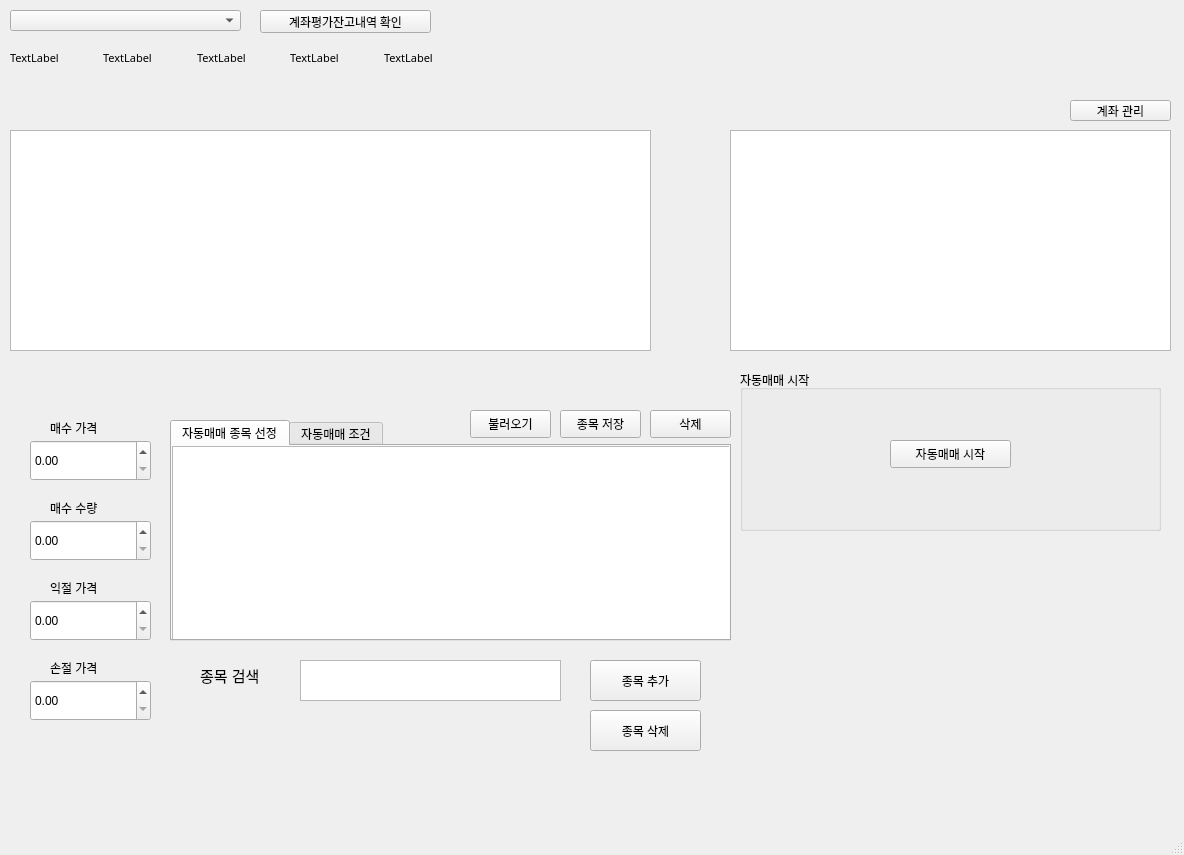
This is TRADER.ui in jh2404/quant2trade as Qt 5 draws it before an edit. The edited form follows.
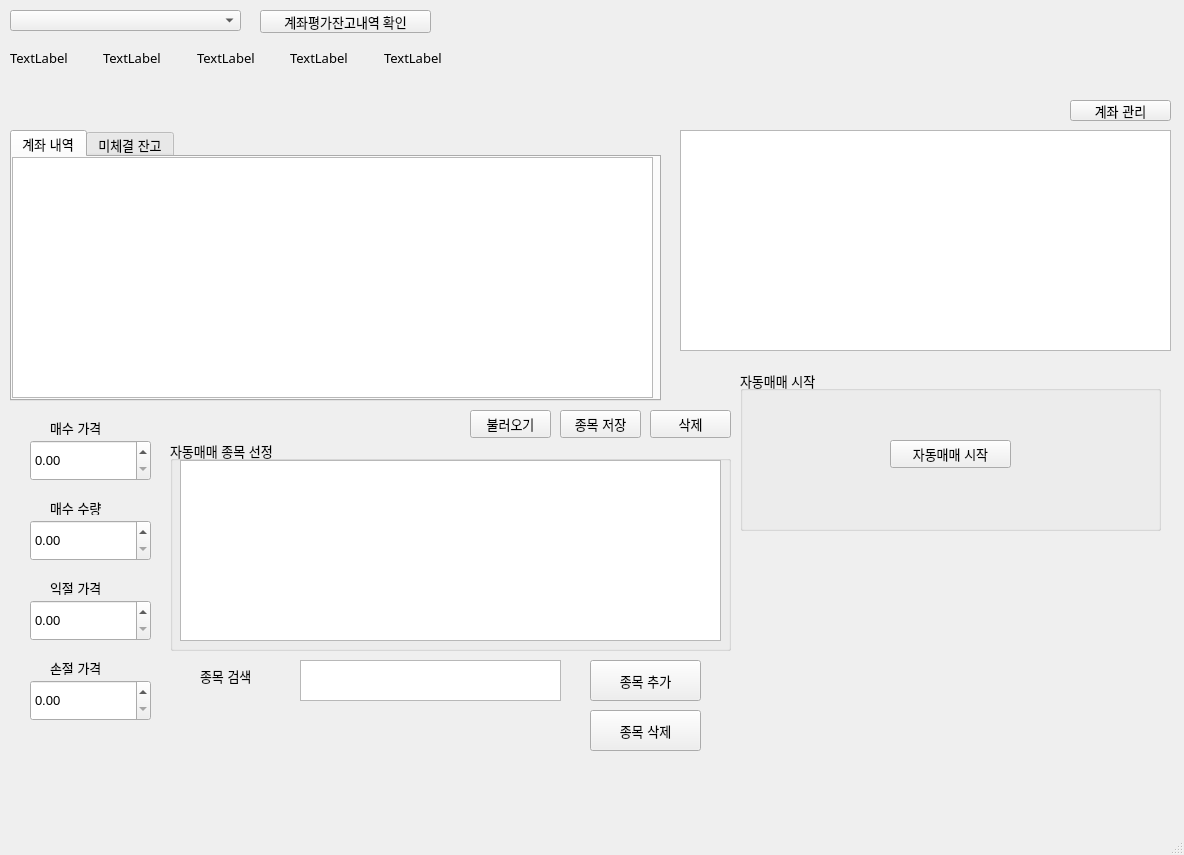
This is the edited form.

Commit message: 매매코드 완성

```diff
--- a/TRADER.ui
+++ b/TRADER.ui
@@ -48,35 +48,13 @@
     <property name="font">
      <font>
       <family>Sans Serif Collection</family>
-      <pointsize>9</pointsize>
+      <pointsize>10</pointsize>
      </font>
     </property>
     <property name="text">
      <string>계좌평가잔고내역 확인</string>
     </property>
    </widget>
-   <widget class="QTableWidget" name="stocklistTableWidget_2">
-    <property name="geometry">
-     <rect>
-      <x>10</x>
-      <y>130</y>
-      <width>641</width>
-      <height>221</height>
-     </rect>
-    </property>
-    <property name="maximumSize">
-     <size>
-      <width>16777211</width>
-      <height>16777215</height>
-     </size>
-    </property>
-    <property name="font">
-     <font>
-      <family>Sans Serif Collection</family>
-      <pointsize>8</pointsize>
-     </font>
-    </property>
-   </widget>
    <widget class="QWidget" name="gridLayoutWidget">
     <property name="geometry">
      <rect>
@@ -89,7 +67,7 @@
     <property name="font">
      <font>
       <family>Sans Serif Collection</family>
-      <pointsize>8</pointsize>
+      <pointsize>10</pointsize>
      </font>
     </property>
     <layout class="QGridLayout" name="gridLayout">
@@ -98,7 +76,7 @@
        <property name="font">
         <font>
          <family>Sans Serif Collection</family>
-         <pointsize>8</pointsize>
+         <pointsize>10</pointsize>
         </font>
        </property>
        <property name="text">
@@ -111,7 +89,7 @@
        <property name="font">
         <font>
          <family>Sans Serif Collection</family>
-         <pointsize>8</pointsize>
+         <pointsize>10</pointsize>
         </font>
        </property>
        <property name="text">
@@ -124,7 +102,7 @@
        <property name="font">
         <font>
          <family>Sans Serif Collection</family>
-         <pointsize>8</pointsize>
+         <pointsize>10</pointsize>
         </font>
        </property>
        <property name="text">
@@ -137,7 +115,7 @@
        <property name="font">
         <font>
          <family>Sans Serif Collection</family>
-         <pointsize>8</pointsize>
+         <pointsize>10</pointsize>
         </font>
        </property>
        <property name="text">
@@ -150,7 +128,7 @@
        <property name="font">
         <font>
          <family>Sans Serif Collection</family>
-         <pointsize>8</pointsize>
+         <pointsize>10</pointsize>
         </font>
        </property>
        <property name="text">
@@ -236,7 +214,7 @@
     </property>
     <property name="font">
      <font>
-      <pointsize>9</pointsize>
+      <pointsize>10</pointsize>
      </font>
     </property>
     <property name="text">
@@ -246,55 +224,17 @@
    <widget class="QTableWidget" name="Danger_wd">
     <property name="geometry">
      <rect>
-      <x>730</x>
+      <x>680</x>
       <y>130</y>
-      <width>441</width>
+      <width>491</width>
       <height>221</height>
      </rect>
     </property>
-   </widget>
-   <widget class="QTabWidget" name="tabWidget">
-    <property name="geometry">
-     <rect>
-      <x>170</x>
-      <y>420</y>
-      <width>561</width>
-      <height>221</height>
-     </rect>
+    <property name="font">
+     <font>
+      <pointsize>10</pointsize>
+     </font>
     </property>
-    <property name="currentIndex">
-     <number>0</number>
-    </property>
-    <widget class="QWidget" name="tab">
-     <attribute name="title">
-      <string>자동매매 종목 선정</string>
-     </attribute>
-     <widget class="QTableWidget" name="buylast">
-      <property name="geometry">
-       <rect>
-        <x>0</x>
-        <y>0</y>
-        <width>561</width>
-        <height>201</height>
-       </rect>
-      </property>
-     </widget>
-    </widget>
-    <widget class="QWidget" name="tab_2">
-     <attribute name="title">
-      <string>자동매매 조건</string>
-     </attribute>
-     <widget class="QTableWidget" name="tableWidget_2">
-      <property name="geometry">
-       <rect>
-        <x>0</x>
-        <y>0</y>
-        <width>521</width>
-        <height>171</height>
-       </rect>
-      </property>
-     </widget>
-    </widget>
    </widget>
    <widget class="QTextEdit" name="searchItemTextEdit2">
     <property name="geometry">
@@ -317,7 +257,7 @@
     </property>
     <property name="font">
      <font>
-      <pointsize>11</pointsize>
+      <pointsize>10</pointsize>
      </font>
     </property>
     <property name="text">
@@ -333,6 +273,11 @@
       <height>41</height>
      </rect>
     </property>
+    <property name="font">
+     <font>
+      <pointsize>10</pointsize>
+     </font>
+    </property>
     <property name="text">
      <string>종목 추가</string>
     </property>
@@ -346,6 +291,11 @@
       <height>41</height>
      </rect>
     </property>
+    <property name="font">
+     <font>
+      <pointsize>10</pointsize>
+     </font>
+    </property>
     <property name="text">
      <string>종목 삭제</string>
     </property>
@@ -359,6 +309,11 @@
       <height>28</height>
      </rect>
     </property>
+    <property name="font">
+     <font>
+      <pointsize>10</pointsize>
+     </font>
+    </property>
     <property name="text">
      <string>불러오기</string>
     </property>
@@ -372,6 +327,11 @@
       <height>28</height>
      </rect>
     </property>
+    <property name="font">
+     <font>
+      <pointsize>10</pointsize>
+     </font>
+    </property>
     <property name="text">
      <string>삭제</string>
     </property>
@@ -385,6 +345,11 @@
       <height>28</height>
      </rect>
     </property>
+    <property name="font">
+     <font>
+      <pointsize>10</pointsize>
+     </font>
+    </property>
     <property name="text">
      <string>종목 저장</string>
     </property>
@@ -398,6 +363,11 @@
       <height>15</height>
      </rect>
     </property>
+    <property name="font">
+     <font>
+      <pointsize>10</pointsize>
+     </font>
+    </property>
     <property name="text">
      <string>매수 가격</string>
     </property>
@@ -411,6 +381,11 @@
       <height>15</height>
      </rect>
     </property>
+    <property name="font">
+     <font>
+      <pointsize>10</pointsize>
+     </font>
+    </property>
     <property name="text">
      <string>익절 가격</string>
     </property>
@@ -424,6 +399,11 @@
       <height>15</height>
      </rect>
     </property>
+    <property name="font">
+     <font>
+      <pointsize>10</pointsize>
+     </font>
+    </property>
     <property name="text">
      <string>손절 가격</string>
     </property>
@@ -437,6 +417,11 @@
       <height>15</height>
      </rect>
     </property>
+    <property name="font">
+     <font>
+      <pointsize>10</pointsize>
+     </font>
+    </property>
     <property name="text">
      <string>매수 수량</string>
     </property>
@@ -450,6 +435,11 @@
       <height>161</height>
      </rect>
     </property>
+    <property name="font">
+     <font>
+      <pointsize>10</pointsize>
+     </font>
+    </property>
     <property name="title">
      <string>자동매매 시작</string>
     </property>
@@ -462,6 +452,11 @@
        <height>28</height>
       </rect>
      </property>
+     <property name="font">
+      <font>
+       <pointsize>10</pointsize>
+      </font>
+     </property>
      <property name="text">
       <string>자동매매 시작</string>
      </property>
@@ -476,6 +471,11 @@
       <height>41</height>
      </rect>
     </property>
+    <property name="font">
+     <font>
+      <pointsize>10</pointsize>
+     </font>
+    </property>
     <property name="showGroupSeparator" stdset="0">
      <bool>true</bool>
     </property>
@@ -492,6 +492,11 @@
       <height>41</height>
      </rect>
     </property>
+    <property name="font">
+     <font>
+      <pointsize>10</pointsize>
+     </font>
+    </property>
     <property name="showGroupSeparator" stdset="0">
      <bool>true</bool>
     </property>
@@ -508,6 +513,11 @@
       <height>41</height>
      </rect>
     </property>
+    <property name="font">
+     <font>
+      <pointsize>10</pointsize>
+     </font>
+    </property>
     <property name="showGroupSeparator" stdset="0">
      <bool>true</bool>
     </property>
@@ -524,6 +534,11 @@
       <height>41</height>
      </rect>
     </property>
+    <property name="font">
+     <font>
+      <pointsize>10</pointsize>
+     </font>
+    </property>
     <property name="showGroupSeparator" stdset="0">
      <bool>true</bool>
     </property>
@@ -531,6 +546,104 @@
      <double>10000000.000000000000000</double>
     </property>
    </widget>
+   <widget class="QTabWidget" name="tabWidget_2">
+    <property name="geometry">
+     <rect>
+      <x>10</x>
+      <y>130</y>
+      <width>651</width>
+      <height>271</height>
+     </rect>
+    </property>
+    <property name="font">
+     <font>
+      <pointsize>10</pointsize>
+     </font>
+    </property>
+    <property name="currentIndex">
+     <number>0</number>
+    </property>
+    <widget class="QWidget" name="tab_3">
+     <attribute name="title">
+      <string>계좌 내역</string>
+     </attribute>
+     <widget class="QTableWidget" name="stocklistTableWidget_2">
+      <property name="geometry">
+       <rect>
+        <x>0</x>
+        <y>0</y>
+        <width>641</width>
+        <height>241</height>
+       </rect>
+      </property>
+      <property name="maximumSize">
+       <size>
+        <width>16777211</width>
+        <height>16777215</height>
+       </size>
+      </property>
+      <property name="font">
+       <font>
+        <family>Sans Serif Collection</family>
+        <pointsize>10</pointsize>
+       </font>
+      </property>
+     </widget>
+    </widget>
+    <widget class="QWidget" name="tab_4">
+     <attribute name="title">
+      <string>미체결 잔고</string>
+     </attribute>
+     <widget class="QTableWidget" name="not_account">
+      <property name="geometry">
+       <rect>
+        <x>0</x>
+        <y>0</y>
+        <width>641</width>
+        <height>241</height>
+       </rect>
+      </property>
+      <property name="font">
+       <font>
+        <pointsize>10</pointsize>
+       </font>
+      </property>
+     </widget>
+    </widget>
+   </widget>
+   <widget class="QGroupBox" name="groupBox_2">
+    <property name="geometry">
+     <rect>
+      <x>170</x>
+      <y>440</y>
+      <width>561</width>
+      <height>211</height>
+     </rect>
+    </property>
+    <property name="font">
+     <font>
+      <pointsize>10</pointsize>
+     </font>
+    </property>
+    <property name="title">
+     <string>자동매매 종목 선정</string>
+    </property>
+    <widget class="QTableWidget" name="buylast">
+     <property name="geometry">
+      <rect>
+       <x>10</x>
+       <y>20</y>
+       <width>541</width>
+       <height>181</height>
+      </rect>
+     </property>
+     <property name="font">
+      <font>
+       <pointsize>10</pointsize>
+      </font>
+     </property>
+    </widget>
+   </widget>
   </widget>
   <widget class="QMenuBar" name="menubar">
    <property name="geometry">
```
Left out of the diff: 19 changed lines with no effect on the pictures. The commit also changes 17 other files.
